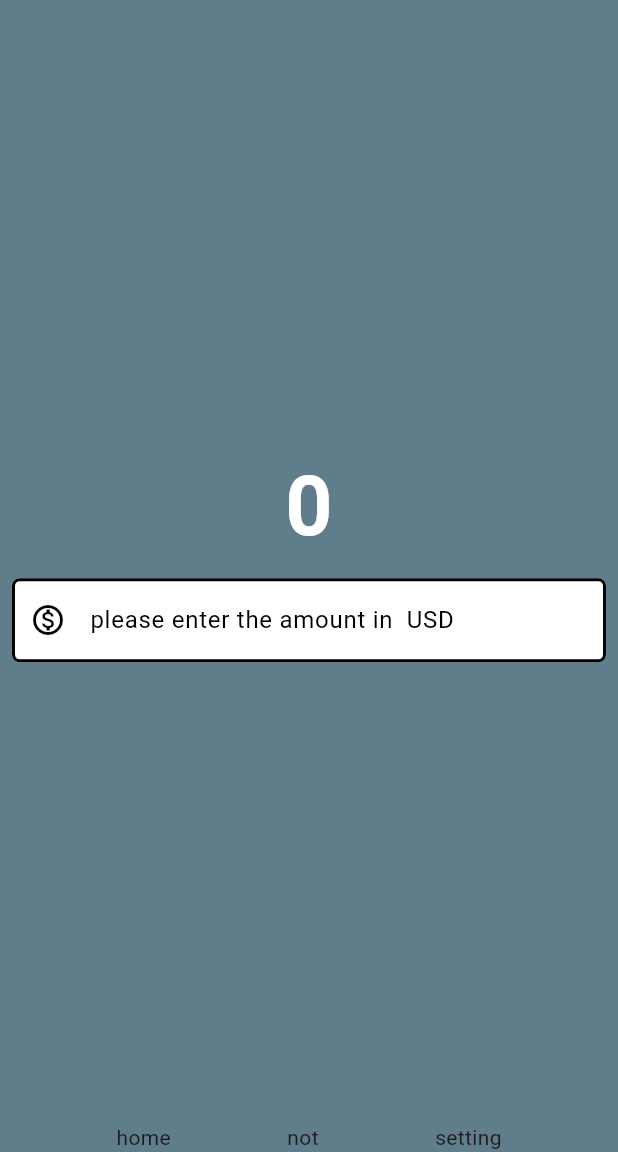
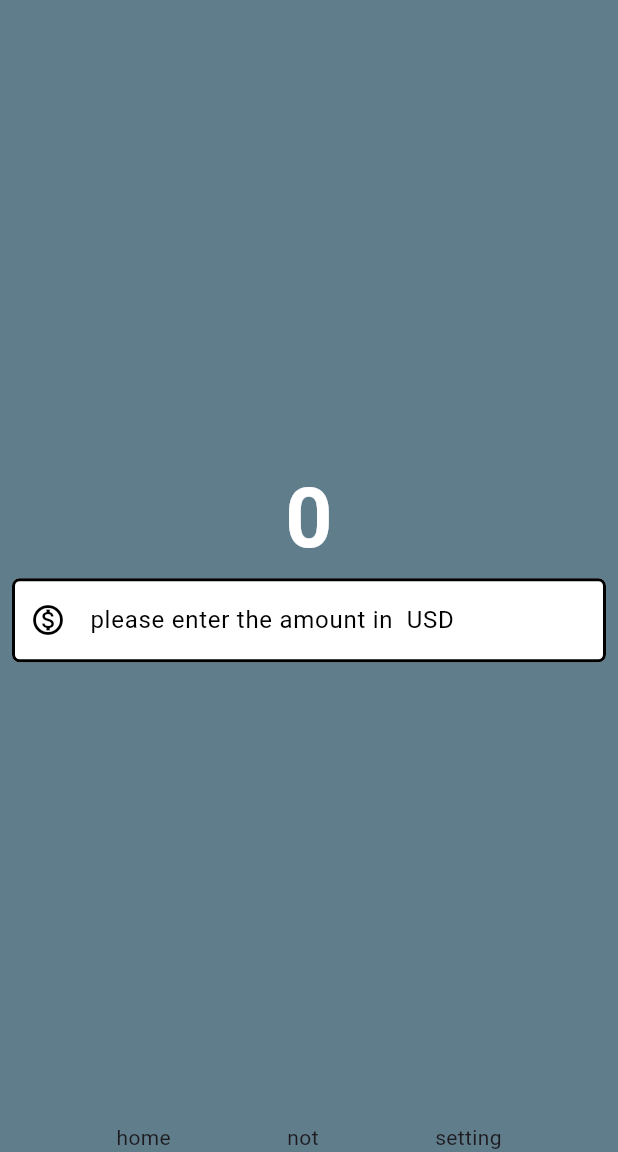
Before and after one commit to jodosjodos/currency_converter, a Flutter app: the screen it shows after launch, on a phone screen of 412 x 824 dp, the part 84-1236 px from its top. Run offline on Flutter 3.47's test engine with Material 3 defaults, Android fonts, the phone set to English and light mode, and no system bars.

Commit message:
[fix] fix padding

```diff
--- a/lib/currency_converter_material_page.dart
+++ b/lib/currency_converter_material_page.dart
@@ -1,4 +1,5 @@
 import 'package:flutter/material.dart';
+import 'package:flutter/widgets.dart';
 
 class CurrencyConverterMaterialPage extends StatelessWidget {
   const CurrencyConverterMaterialPage({super.key});
@@ -38,7 +39,9 @@ class CurrencyConverterMaterialPage extends StatelessWidget {
                   color: Color.fromARGB(255, 255, 255, 255)),
             ),
             Padding(
-              padding: const EdgeInsets.all(8.0),
+              padding: const EdgeInsets.symmetric(
+                horizontal: 8,
+              ),
               child: TextField(
                 style: const TextStyle(
                   color: Colors.black,
```
